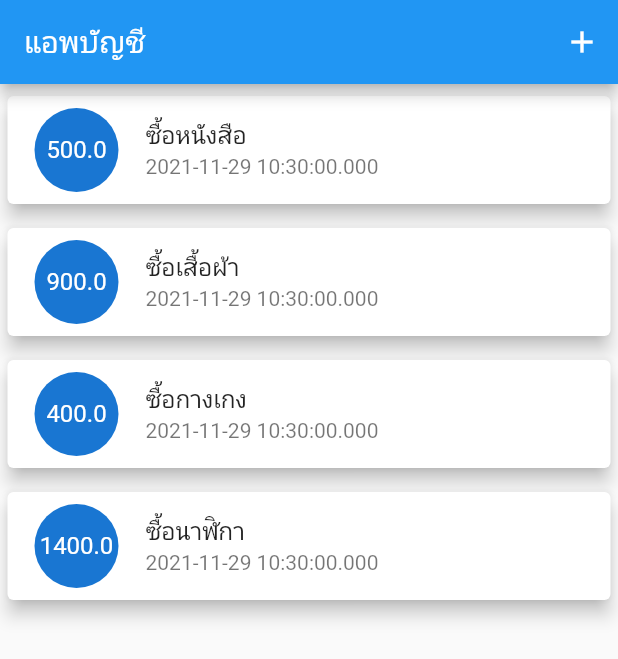
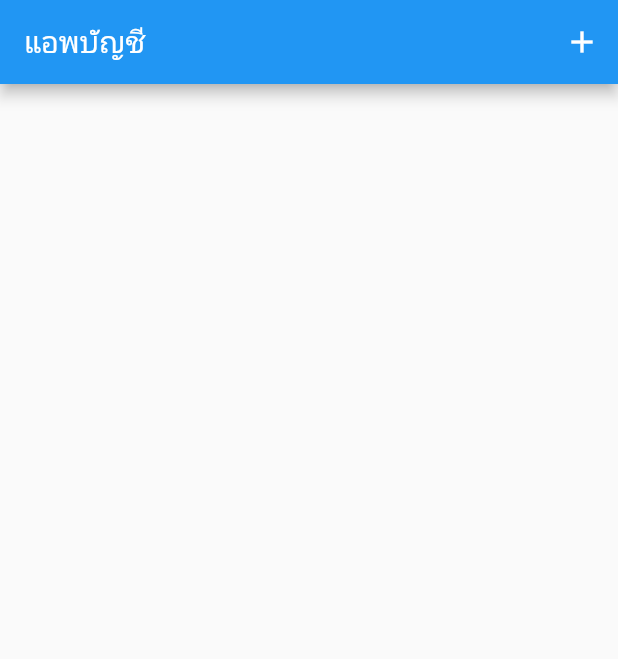
Before and after one commit to Kevinfame007/learn_flutter_database, a Flutter app: the screen it shows after launch, on a phone screen of 412 x 824 dp. Shown: the top 659 px of the screen. Run offline on Flutter 3.47's test engine with Material 2 defaults, Android fonts, the phone set to English and light mode, and no system bars.

Commit message:
change display output data
change display output data

```diff
--- a/lib/main.dart
+++ b/lib/main.dart
@@ -58,8 +58,17 @@ class _MyHomePageState extends State<MyHomePage> {
         ),
         body: Consumer(
           builder: (context, TransactionProvider provider, child) {
+            var count = provider.transactions.length; //นับจำนวนข้อมูล
+            if (count < 0) {
+              return Center(
+                child: Text(
+                  "ไม่พบข้อมูล",
+                  style: TextStyle(fontSize: 40),
+                ),
+              );
+            } else {
               return ListView.builder(
-              itemCount: provider.transactions.length,
+                itemCount: count,
                 itemBuilder: (context, int index) {
                   Transaction data = provider.transactions[index];
                   return Card(
@@ -78,6 +87,7 @@ class _MyHomePageState extends State<MyHomePage> {
                   );
                 },
               );
+            }
           },
         ));
   }
--- a/lib/providers/transaction_provider.dart
+++ b/lib/providers/transaction_provider.dart
@@ -7,12 +7,7 @@ import 'package:provider/provider.dart';
 
 class TransactionProvider with ChangeNotifier {
   //ตัวอย่างข้อมูล
-  List<Transaction> transactions = [
-    Transaction(title: "ซื้อหนังสือ", amount: 500, date: DateTime.now()),
-    Transaction(title: "ซื้อเสื้อผ้า", amount: 900, date: DateTime.now()),
-    Transaction(title: "ซื้อกางเกง", amount: 400, date: DateTime.now()),
-    Transaction(title: "ซื้อนาฬิกา", amount: 1400, date: DateTime.now()),
-  ];
+  List<Transaction> transactions = [];
 
   //ดึงข้อมูล
   List<Transaction> getTransaction () {
```
Lines whose indentation alone changed are shown as unchanged.
